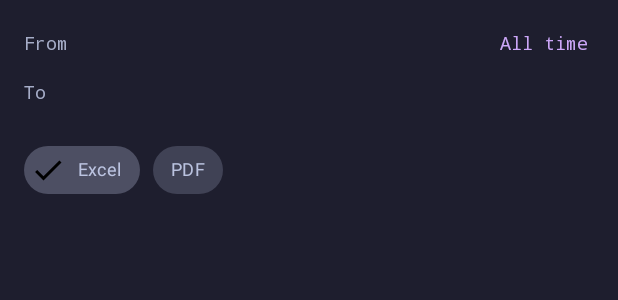
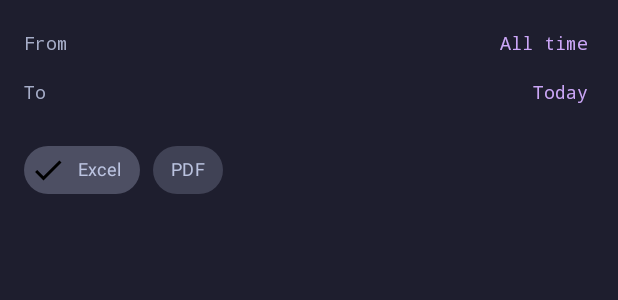
Before and after one commit to SpollaL/gymvoice, an Android app: the layout dialog_export.xml on its own in the app's theme, with its tools: preview values and no code run, on a phone screen of 412 x 824 dp. Shown: the top 300 px of the screen. Run offline under Robolectric (Android 15) with nearby library versions, the light colour scheme and no system bars.

Commit message:
fix: move layout strings to resources, add contentDescriptions, use theme color in icon

```diff
--- a/app/src/main/res/drawable/ic_export.xml
+++ b/app/src/main/res/drawable/ic_export.xml
@@ -7,7 +7,7 @@
     <path
         android:fillColor="@android:color/transparent"
         android:pathData="M12,3v12M8,11l4,4 4,-4M5,20h14"
-        android:strokeColor="#FFFFFF"
+        android:strokeColor="@color/text"
         android:strokeWidth="2"
         android:strokeLineCap="round"
         android:strokeLineJoin="round" />
--- a/app/src/main/res/layout/dialog_export.xml
+++ b/app/src/main/res/layout/dialog_export.xml
@@ -18,7 +18,7 @@
             android:layout_width="0dp"
             android:layout_height="wrap_content"
             android:layout_weight="1"
-            android:text="From"
+            android:text="@string/export_from_label"
             android:textColor="@color/subtext0"
             android:textSize="12sp"
             android:fontFamily="monospace" />
@@ -27,7 +27,8 @@
             android:id="@+id/tvFromDate"
             android:layout_width="wrap_content"
             android:layout_height="wrap_content"
-            android:text="All time"
+            android:contentDescription="@string/export_from_date_desc"
+            android:text="@string/export_from_default"
             android:textColor="@color/mauve"
             android:textSize="12sp"
             android:fontFamily="monospace"
@@ -46,7 +47,7 @@
             android:layout_width="0dp"
             android:layout_height="wrap_content"
             android:layout_weight="1"
-            android:text="To"
+            android:text="@string/export_to_label"
             android:textColor="@color/subtext0"
             android:textSize="12sp"
             android:fontFamily="monospace" />
@@ -55,6 +56,8 @@
             android:id="@+id/tvToDate"
             android:layout_width="wrap_content"
             android:layout_height="wrap_content"
+            android:contentDescription="@string/export_to_date_desc"
+            android:text="@string/export_to_default"
             android:textColor="@color/mauve"
             android:textSize="12sp"
             android:fontFamily="monospace"
@@ -75,7 +78,7 @@
             android:layout_width="wrap_content"
             android:layout_height="wrap_content"
             android:checked="true"
-            android:text="Excel"
+            android:text="@string/export_chip_excel"
             android:fontFamily="monospace"
             android:textSize="12sp" />
 
@@ -84,7 +87,7 @@
             style="@style/Widget.MaterialComponents.Chip.Filter"
             android:layout_width="wrap_content"
             android:layout_height="wrap_content"
-            android:text="PDF"
+            android:text="@string/export_chip_pdf"
             android:fontFamily="monospace"
             android:textSize="12sp" />
 
@@ -94,7 +97,7 @@
         android:id="@+id/tvEmptyHint"
         android:layout_width="match_parent"
         android:layout_height="wrap_content"
-        android:text="No logs in selected range"
+        android:text="@string/export_empty_hint"
         android:textColor="@color/overlay0"
         android:textSize="11sp"
         android:fontFamily="monospace"
--- a/app/src/main/res/values/strings.xml
+++ b/app/src/main/res/values/strings.xml
@@ -11,4 +11,13 @@
     <string name="log_manually">+ manual entry</string>
     <string name="add_log">+ add</string>
     <string name="nav_progress">Progress</string>
+    <string name="export_from_label">From</string>
+    <string name="export_to_label">To</string>
+    <string name="export_from_default">All time</string>
+    <string name="export_chip_excel">Excel</string>
+    <string name="export_chip_pdf">PDF</string>
+    <string name="export_empty_hint">No logs in selected range</string>
+    <string name="export_from_date_desc">From date picker</string>
+    <string name="export_to_date_desc">To date picker</string>
+    <string name="export_to_default">Today</string>
 </resources>
```
